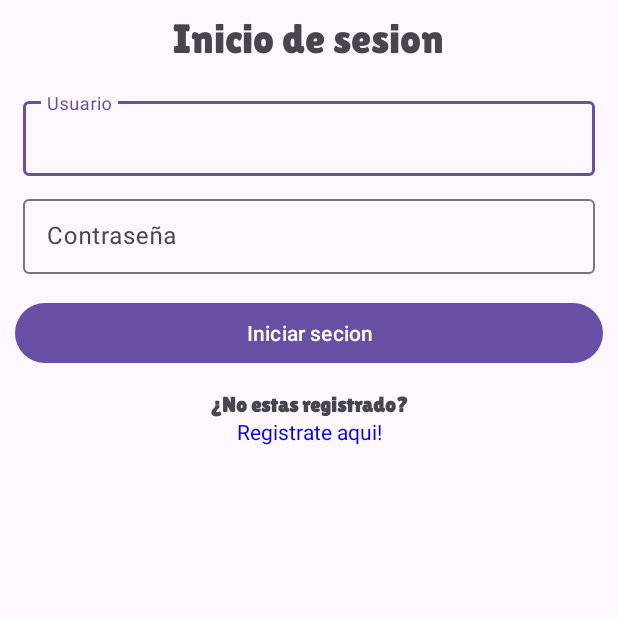
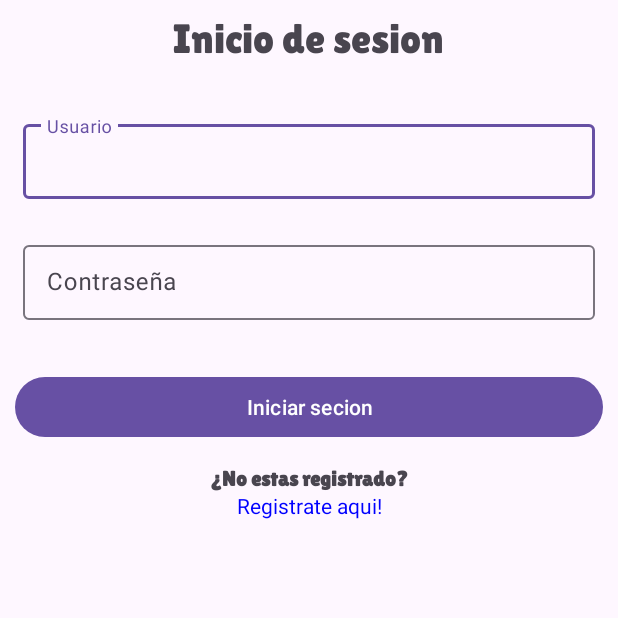
Before and after one commit to dillonduncan/proyecto_veterinaria, an Android app: the login_Activity screen opened directly, with no data from a screen before it, on a phone screen of 412 x 824 dp, the top half of it. Run offline under Robolectric (Android 15) with nearby library versions, the phone set to English and light mode, and no system bars.

Commit message:
Login terminado

```diff
--- a/app/src/main/java/com/example/veterinaria/Registro_Usuario_Activity.kt
+++ b/app/src/main/java/com/example/veterinaria/Registro_Usuario_Activity.kt
@@ -76,7 +76,7 @@ class Registro_Usuario_Activity : AppCompatActivity(),UsuariosAdaptadorListener
     fun AgregarUsuario(usuario: Usuario){
         lifecycleScope.launch {
             DB.ObtenerDB(this@Registro_Usuario_Activity).UsuarioDao().InsertarUsuario(usuario)
-            ObtenerUsuario()
+           // ObtenerUsuario()
             LimpiarCampos()
         }
     }
--- a/app/src/main/java/com/example/veterinaria/login_Activity.kt
+++ b/app/src/main/java/com/example/veterinaria/login_Activity.kt
@@ -42,14 +42,17 @@ class login_Activity : AppCompatActivity() {
                         if (idContraseñaUsuario==idNombreUsuario){
                             startActivity(Intent(this@login_Activity,Registros_Principal_Activity::class.java))
                         }
-                        usuario=DB.ObtenerDB(this@login_Activity).UsuarioDao().ObtenerUsuarioForid(idNombreUsuario)
-                        Toast.makeText(this@login_Activity, "$usuario", Toast.LENGTH_SHORT).show()
+                      //  usuario=DB.ObtenerDB(this@login_Activity).UsuarioDao().ObtenerUsuarioForid(idNombreUsuario)
+                        //Toast.makeText(this@login_Activity, "$usuario", Toast.LENGTH_SHORT).show()
                        /* else if (idContraseñaUsuario!=idNombreUsuario){
                             binding.edtContraseA.error="Usuario o contraseña incorrectos"
                             binding.edtContraseA.setText("")
                         }*/
                         //buscar el id del usuario para verificar la contraseña coin el mismo id
                         //usuario tiene el mismo id de la contraseña
+                    }
+                    if (idNombreUsuario.toInt()!=0){
+                        usuario=DB.ObtenerDB(this@login_Activity).UsuarioDao().ObtenerUsuarioForid(idNombreUsuario)
                     }
                     /*if (it.id==idNombreUsuario){
                         if (binding.edtUsuario.text.isNotEmpty() && it.nombre!=binding.edtUsuario.text.toString()){
@@ -69,6 +72,22 @@ class login_Activity : AppCompatActivity() {
                     if(binding.edtContraseA.text.isEmpty()){
                         binding.edtContraseA.error="Campo Obligatorio"
                     }
+                    if (binding.edtUsuario.text.isNotEmpty() && idNombreUsuario.toInt()==0){
+                        binding.txtLogIncorretco.text="Usuario o contraseña incorretos"
+                        Toast.makeText(this@login_Activity, "$idNombreUsuario", Toast.LENGTH_SHORT).show()
+                        //binding.edtContraseA.setText("")
+                    }
+                    if (binding.edtContraseA.text.isNotEmpty() && idContraseñaUsuario.toInt()==0){
+                        //binding.edtContraseA.setText("")
+                        Toast.makeText(this@login_Activity, "$idContraseñaUsuario", Toast.LENGTH_SHORT).show()
+                        binding.txtLogIncorretco.text="Usuario o contraseña incorretos"
+                    }
+                  /*  if (binding.edtUsuario.text.isNotEmpty() && usuario.nombre!=binding.edtUsuario.text.toString()){
+                        binding.edtUsuario.error="Usuario incorrecto"
+                    }
+                    if (binding.edtContraseA.text.isNotEmpty() && usuario.contrasena!=binding.edtContraseA.text.toString().toInt()){
+                        binding.edtContraseA.error="Contraseña incorrecta"
+                    }*/
                     /*if(binding.edtUsuario.text.isNotEmpty() && binding.edtUsuario.text.toString()!=it.nombre){
                         binding.edtUsuario.error="Usuario incorrecto"
                     }
--- a/app/src/main/res/layout/activity_login.xml
+++ b/app/src/main/res/layout/activity_login.xml
@@ -17,7 +17,7 @@
         android:textSize="27sp"
        android:layout_gravity="center_horizontal"/>
     <com.google.android.material.textfield.TextInputLayout
-        android:layout_marginTop="10dp"
+        android:layout_marginTop="25dp"
         android:layout_marginEnd="15dp"
         android:layout_marginStart="15dp"
         android:layout_width="match_parent"
@@ -29,7 +29,7 @@
             android:hint="Usuario" />
     </com.google.android.material.textfield.TextInputLayout>
     <com.google.android.material.textfield.TextInputLayout
-        android:layout_marginTop="10dp"
+        android:layout_marginTop="25dp"
         android:layout_marginEnd="15dp"
         android:layout_marginStart="15dp"
         android:layout_width="match_parent"
@@ -41,12 +41,21 @@
         android:layout_height="50dp"
         android:hint="Contraseña" />
     </com.google.android.material.textfield.TextInputLayout>
+    <TextView
+        android:id="@+id/txtLogIncorretco"
+        android:layout_width="match_parent"
+        android:layout_height="wrap_content"
+        android:fontFamily="@font/lilita"
+        android:gravity="center"
+        android:textSize="20dp"
+        android:layout_marginTop="5dp"
+        android:textColor="#FF0000"/>
     <Button
         android:layout_width="match_parent"
         android:layout_height="wrap_content"
         android:text="Iniciar secion"
         android:id="@+id/btnIniciarSecion"
-        android:layout_marginTop="15dp"
+        android:layout_marginTop="5dp"
         android:layout_marginEnd="10dp"
         android:layout_marginStart="10dp"/>
     <TextView
```
